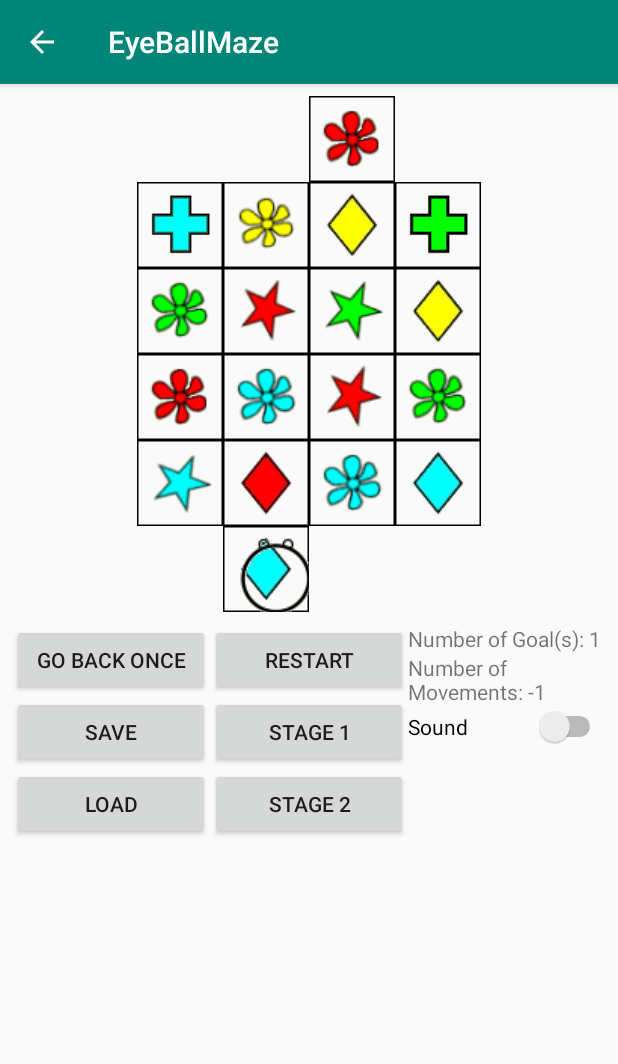
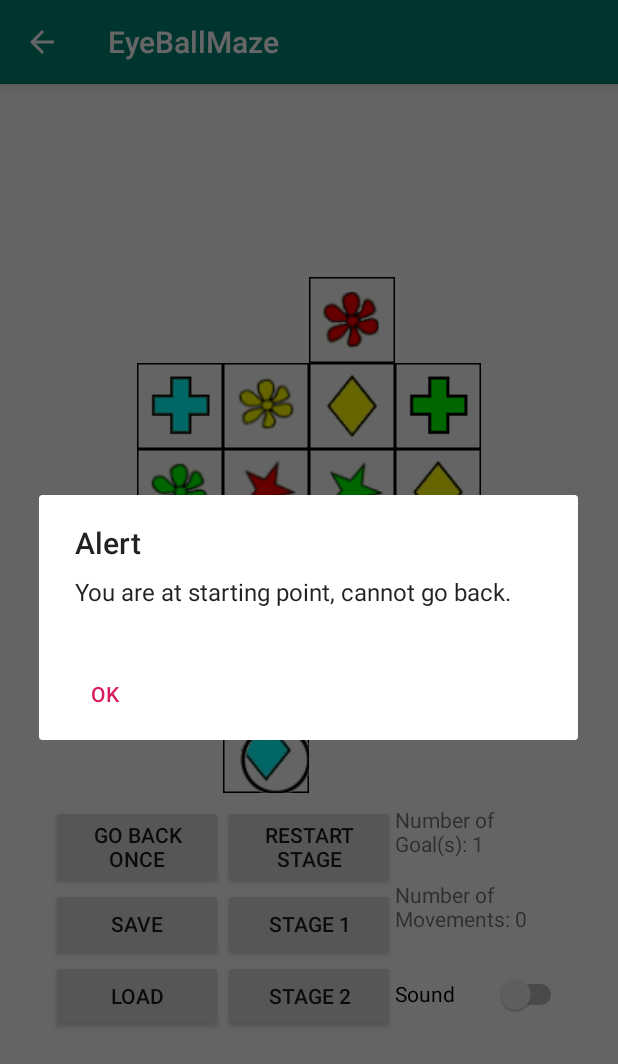
Before and after one commit to SnowNooDLe/BCPR282_Eyeball_Maze, an Android app: the MainActivity screen opened directly, with no data from a screen before it, after a tap on "GO BACK ONCE", on a phone screen of 412 x 824 dp. Shown: the top 1064 px of the screen. Run offline under Robolectric (Android 15) with nearby library versions, the phone set to English and light mode, and no system bars; 1 other tap on this screen came first.

Commit message:
Fixed the crash when user clicks go back once at starting point.

```diff
--- a/app/src/main/java/dos0311/ara/ac/nz/eyeballmaze/MainActivity.java
+++ b/app/src/main/java/dos0311/ara/ac/nz/eyeballmaze/MainActivity.java
@@ -292,7 +292,7 @@ public class MainActivity extends AppCompatActivity {
 //        updating movements display
                 textViewForMovements.setText("Number of Movements: " + eyeball.getCurrentMoveCount());
             } else {
-//                Extra View Feature 1, getting X sign on the block that user cannot go.
+//                Extra View Feature 2, getting X sign on the block that user cannot go.
                 Bitmap image1 = BitmapFactory.decodeResource(getResources(), imageSrcs[targetRow][targetCol]);
                 Bitmap image2 = BitmapFactory.decodeResource(getResources(), R.drawable.illegal);
                 Bitmap mergedImages = createSingleImageFromMultipleImages(image1, image2);
@@ -419,15 +419,22 @@ public class MainActivity extends AppCompatActivity {
 //    Extra View Feature 1, go back one movement
     public void goBackOneMove(View view){
         if (checkGameIsOver()){
-            //        resetting current image without user.
-            imageViews[eyeball.getCurrRowPosition()][eyeball.getCurrColPosition()].setImageBitmap(BitmapFactory.decodeResource(getResources(), imageSrcs[eyeball.getCurrRowPosition()][eyeball.getCurrColPosition()]));
-//        go back one movement which will decrease number of movement, position as well
-            eyeball.goBackOneMove();
+//            To check whether use is at starting point or not
+            if (eyeball.getCurrRowPosition() == eyeball.getStartRowPosition()
+                    && eyeball.getCurrColPosition() == eyeball.getStartColPosition()){
+                warningMSG("You are at starting point, cannot go back.");
+            } else {
+//              resetting current image without user.
+                imageViews[eyeball.getCurrRowPosition()][eyeball.getCurrColPosition()].setImageBitmap(BitmapFactory.decodeResource(getResources(), imageSrcs[eyeball.getCurrRowPosition()][eyeball.getCurrColPosition()]));
+//              go back one movement which will decrease number of movement, position as well
+                eyeball.goBackOneMove();
 
-            movementHappening();
+                movementHappening();
 
-//        update the number of movements as well
-            textViewForMovements.setText("Number of Movements: " + eyeball.getCurrentMoveCount());
+//              update the number of movements as well
+                textViewForMovements.setText("Number of Movements: " + eyeball.getCurrentMoveCount());
+            }
+
         } else {
             warningMSG("It only works when game is not finished");
         }
--- a/app/src/main/java/dos0311/ara/ac/nz/eyeballmaze/Model/Player.java
+++ b/app/src/main/java/dos0311/ara/ac/nz/eyeballmaze/Model/Player.java
@@ -153,6 +153,17 @@ public class Player {
     public int getCurrColPosition(){
         return this.colPosition;
     }
+
+    //    new code as well
+    public int getStartRowPosition(){
+        return this.startRow;
+    }
+
+    //    new code as well
+    public int getStartColPosition(){
+        return this.startCol;
+    }
+
 
     private Point getCurrCoordinates() {
         Point result = new Point(this.rowPosition, this.colPosition);
--- a/app/src/main/res/layout/activity_main.xml
+++ b/app/src/main/res/layout/activity_main.xml
@@ -7,9 +7,15 @@
     tools:context=".MainActivity">
 
     <LinearLayout
-        android:layout_width="match_parent"
-        android:layout_height="0dp"
-        android:orientation="vertical">
+        android:id="@+id/linearLayout5"
+        android:layout_width="wrap_content"
+        android:layout_height="wrap_content"
+        android:layout_marginBottom="8dp"
+        android:orientation="vertical"
+        app:layout_constraintBottom_toBottomOf="parent"
+        app:layout_constraintEnd_toEndOf="parent"
+        app:layout_constraintStart_toStartOf="parent"
+        app:layout_constraintTop_toTopOf="parent">
 
         <TableLayout
             android:id="@+id/tableLayout"
@@ -453,19 +459,22 @@
                 <TextView
                     android:id="@+id/textViewGoals"
                     android:layout_width="match_parent"
-                    android:layout_height="wrap_content"
+                    android:layout_height="0dp"
+                    android:layout_weight="1"
                     android:text="@string/number_of_goals" />
 
                 <TextView
                     android:id="@+id/textViewMovements"
                     android:layout_width="match_parent"
-                    android:layout_height="wrap_content"
+                    android:layout_height="0dp"
+                    android:layout_weight="1"
                     android:text="@string/number_of_movements" />
 
                 <Switch
                     android:id="@+id/switchSoundOnOff"
                     android:layout_width="match_parent"
-                    android:layout_height="wrap_content"
+                    android:layout_height="0dp"
+                    android:layout_weight="1"
                     android:text="@string/sound_control"
                     android:textOff="@string/sound_off"
                     android:textOn="@string/sound_on" />
--- a/app/src/main/res/values/strings.xml
+++ b/app/src/main/res/values/strings.xml
@@ -1,7 +1,7 @@
 <resources>
     <string name="app_name">EyeBallMaze</string>
     <string name="game_start">Start</string>
-    <string name="game_restart">Restart</string>
+    <string name="game_restart">Restart Stage</string>
     <string name="go_back_one_movement">Go back once</string>
     <string name="sound_control">Sound</string>
     <string name="board_block">This is a clickable board block</string>
```
